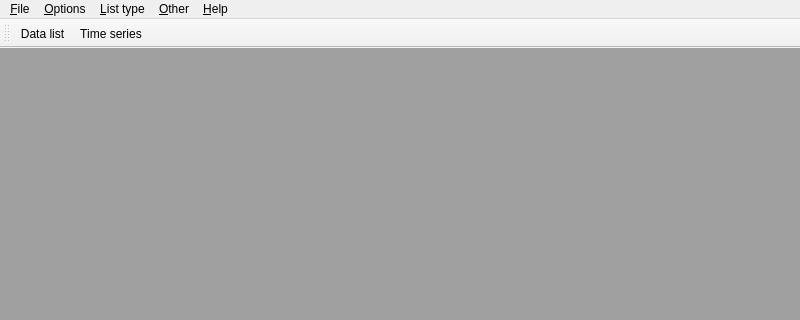
The window that src/mainwindow.ui (metno/kvhqc) describes before a commit, drawn with Qt 5; both pictures show x 0 to 800 and y 0 to 320 of the 800 by 600 pixel window.
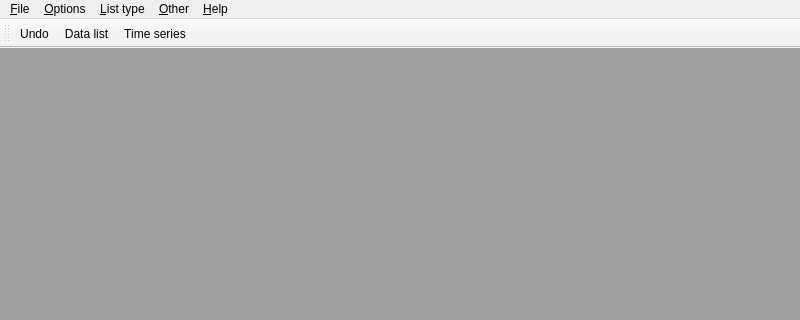
The same window after the commit. Custom widgets are drawn as their Qt base class.

What changed in the file:
```diff
--- a/src/mainwindow.ui
+++ b/src/mainwindow.ui
@@ -110,6 +110,7 @@
    <attribute name="toolBarBreak">
     <bool>false</bool>
    </attribute>
+   <addaction name="actionUndo"/>
    <addaction name="dataListAction"/>
    <addaction name="timeSeriesAction"/>
   </widget>
@@ -411,6 +412,17 @@
     <string>Ctrl+Shift+L</string>
    </property>
   </action>
+  <action name="actionUndo">
+   <property name="text">
+    <string>Undo</string>
+   </property>
+   <property name="toolTip">
+    <string>&lt;html&gt;&lt;head/&gt;&lt;body&gt;&lt;p&gt;Undo the last change. &lt;span style=&quot; font-weight:600;&quot;&gt;WARNING:&lt;/span&gt; This may be many changes at once if you edited in WatchRR or WatchWeather or accepted / rejected a time series.&lt;/p&gt;&lt;/body&gt;&lt;/html&gt;</string>
+   </property>
+   <property name="shortcut">
+    <string>Ctrl+Z</string>
+   </property>
+  </action>
  </widget>
  <customwidgets>
   <customwidget>
```
Left out of the diff: 40 changed lines with no effect on the pictures.
